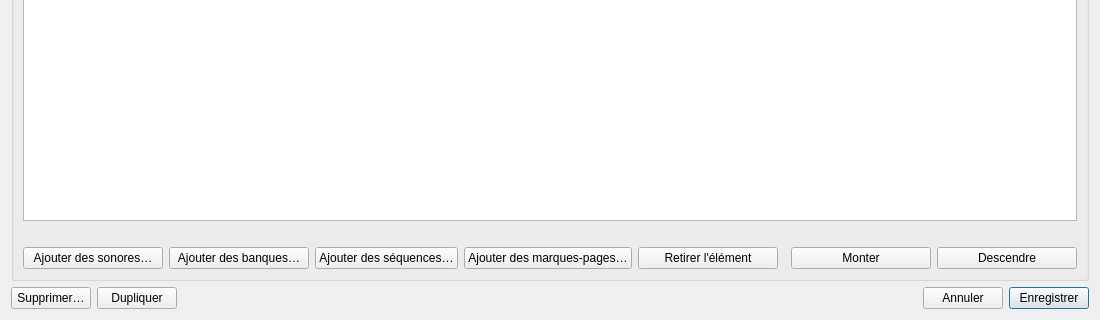
This is src/machincast/interface/ui/fiche_evenement.ui in dascritch/machincast as Qt 5 draws it before an edit; both pictures show x 0 to 1100 and y 380 to 700 of the 1100 by 700 pixel window. The edited form follows.
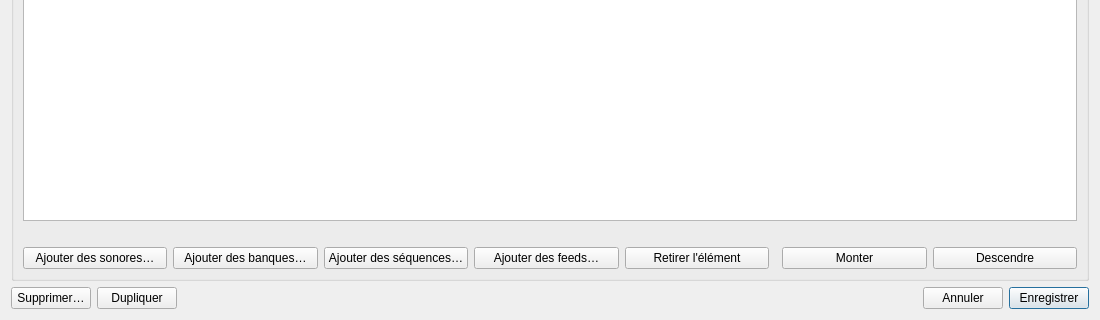
This is the edited form.

Commit message:
feat: les marques-pages de streams deviennent des feeds
Interface, documentation, code et base : la table marques_pages_streams
devient feeds, la colonne marque_page_id des sonores devient feed_id
(migration 0012.feeds, réversible, données intactes, droits conservés).
« Feed : <nom> », « Nouveau feed », « Ouvrir l'onglet Feeds ».

https://github.com/dascritch/machincast/issues/252
Renommer "Marque-Pages" en "Feeds"

Claude-Session: https://claude.ai/code/session_01KaPegkCQoT3k3oMgjXGsiv

```diff
--- a/src/machincast/interface/ui/fiche_evenement.ui
+++ b/src/machincast/interface/ui/fiche_evenement.ui
@@ -272,7 +272,7 @@
              <string>Ajoute le stream qui suit chaque marque-page choisi, ou en crée un à l'enregistrement</string>
             </property>
             <property name="text">
-             <string>Ajouter des marques-pages…</string>
+             <string>Ajouter des feeds…</string>
             </property>
            </widget>
           </item>
```
Left out of the diff: 4 changed lines with no effect on the pictures. The commit also changes 61 other files.
